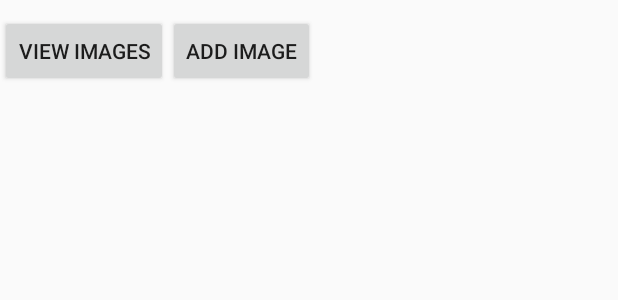
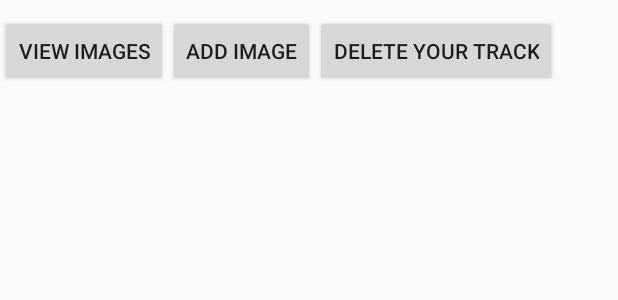
Before and after one commit to TiagoMunder/EventTrackingApp, an Android app: the layout fragment_map_footer.xml on its own in the app's theme, with its tools: preview values and no code run, on a phone screen of 412 x 824 dp. Shown: the top 300 px of the screen. Run offline under Robolectric (Android 15) with nearby library versions, the phone set to English and light mode, and no system bars.

Commit message:
-Adding button to reset Track of the user

```diff
--- a/app/src/main/AndroidManifest.xml
+++ b/app/src/main/AndroidManifest.xml
@@ -16,7 +16,8 @@
         android:roundIcon="@mipmap/ic_launcher_round"
         android:supportsRtl="true"
         android:theme="@style/AppTheme">
-        <activity android:name=".MapActivity"></activity>
+        <activity android:name=".UserInfoActivity"></activity>
+        <activity android:name=".MapActivity" />
         <activity android:name=".EventMainCopy" />
         <!--
              The API key for Google Maps-based APIs is defined as a string resource.
--- a/app/src/main/res/layout/fragment_map_footer.xml
+++ b/app/src/main/res/layout/fragment_map_footer.xml
@@ -21,6 +21,11 @@
          android:layout_height="wrap_content"
          android:text="@string/add_edit_image"
          android:id="@+id/addImage_btn"/>
+     <Button
+         android:layout_width="wrap_content"
+         android:layout_height="wrap_content"
+         android:text="@string/delete_own_track"
+         android:id="@+id/deleteTrack_btn"/>
      </LinearLayout>
  </RelativeLayout>
 
--- a/app/src/main/res/values/strings.xml
+++ b/app/src/main/res/values/strings.xml
@@ -4,6 +4,7 @@
     <string name="view_images">View Images</string>
     <string name="calculate_direction">Calculate Direction</string>
     <string name="add_edit_image">Add Image</string>
+    <string name="delete_own_track">Delete your Track</string>
     <string name="delete_image">Delete Image</string>
     <string name="message_write_hint">Write a message</string>
     <string name="event_name">Event Name</string>
```
Also changed, not shown: app/src/main/java/pt/ubi/eventtrackingapp/MapActivity.java (+25 -1 lines), app/src/main/java/pt/ubi/eventtrackingapp/MapFooterFragment.java (+17 -5 lines), app/src/main/java/pt/ubi/eventtrackingapp/UserInfoActivity.java (added, +13 -0 lines), app/src/main/res/layout/activity_user_info.xml (added, +9 -0 lines).
